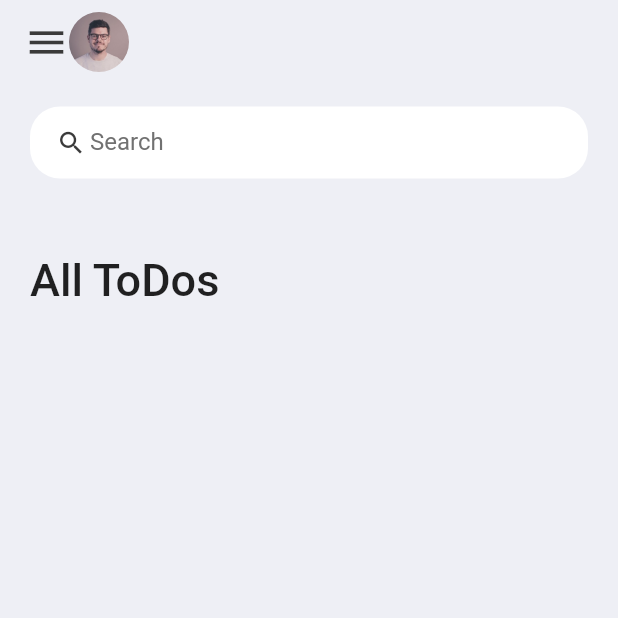
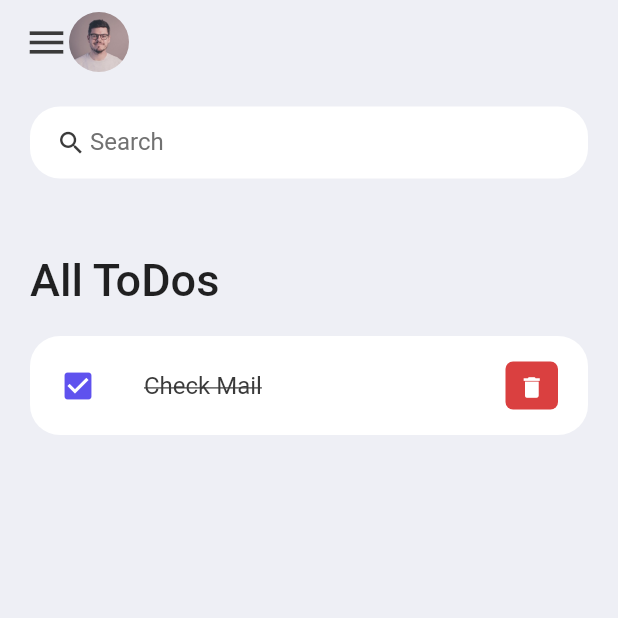
Before and after one commit to 0210shivam/todo_application, a Flutter app: the screen it shows after launch, on a phone screen of 412 x 824 dp, the top half of it. Run offline on Flutter 3.47's test engine with Material 2 defaults, Android fonts, the phone set to English and light mode, and no system bars.

Commit message:
to do item widget created.

```diff
--- a/lib/widgets/todo.dart
+++ b/lib/widgets/todo.dart
@@ -1,10 +1,44 @@
 import 'package:flutter/material.dart';
+import 'package:todo_app/constants/colors.dart';
 
 class ToDoItem extends StatelessWidget {
   const ToDoItem({super.key});
 
   @override
   Widget build(BuildContext context) {
-    return Container();
+    return Container(
+      margin: const EdgeInsets.only(bottom: 20),
+      child: ListTile(
+        onTap: () {},
+        shape: RoundedRectangleBorder(borderRadius: BorderRadius.circular(20)),
+        contentPadding: const EdgeInsets.symmetric(horizontal: 20, vertical: 5),
+        tileColor: Colors.white,
+        leading: const Icon(
+          Icons.check_box,
+          color: tdBlue,
+        ),
+        title: const Text(
+          'Check Mail',
+          style: TextStyle(
+              fontSize: 16,
+              color: tdBlack,
+              decoration: TextDecoration.lineThrough),
+        ),
+        trailing: Container(
+          padding: const EdgeInsets.all(0),
+          margin: const EdgeInsets.symmetric(vertical: 12),
+          width: 35,
+          height: 35,
+          decoration: BoxDecoration(
+              color: tdRed, borderRadius: BorderRadius.circular(5)),
+          child: IconButton(
+            color: Colors.white,
+            iconSize: 18,
+            icon: const Icon(Icons.delete),
+            onPressed: () {},
+          ),
+        ),
+      ),
+    );
   }
 }
```
